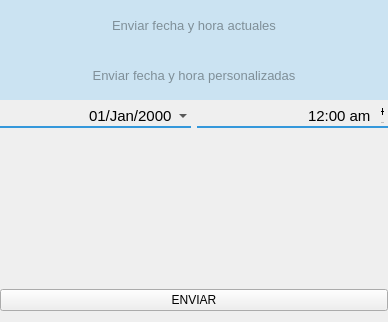
Above: configurar_fecha.ui from RiaJ16/H-Tech_SIG before the change. Below: the same form after it.
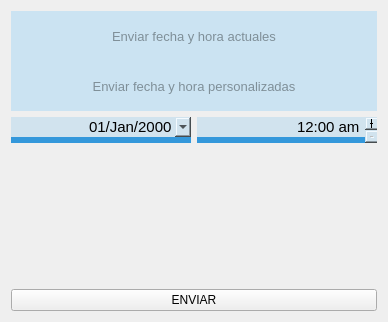
That is the form after the change.

```diff
--- a/configurar_fecha.ui
+++ b/configurar_fecha.ui
@@ -15,9 +15,9 @@
   </property>
   <property name="styleSheet">
    <string notr="true">QDateTimeEdit {
-background-color: transparent;
+background-color: #d1e3ee;
 border-style: solid;
-border-bottom: 2px solid #3498db;
+border-bottom: 6px solid #3498db;
 font-size: 11pt;
 fon-family: &quot;Verdana&quot;;
 }
@@ -29,15 +29,6 @@
 }</string>
   </property>
   <layout class="QVBoxLayout" name="verticalLayout">
-   <property name="leftMargin">
-    <number>0</number>
-   </property>
-   <property name="topMargin">
-    <number>0</number>
-   </property>
-   <property name="rightMargin">
-    <number>0</number>
-   </property>
    <item>
     <widget class="QListWidget" name="listaFecha">
      <property name="sizePolicy">
```
